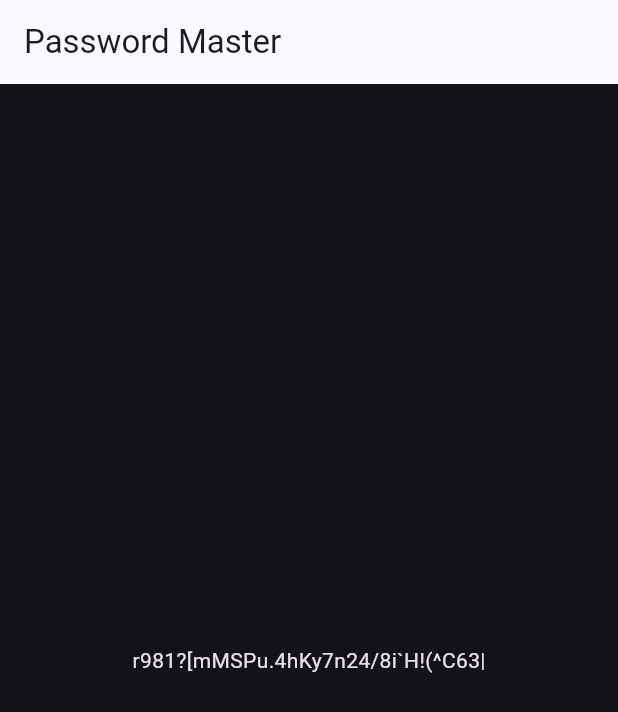
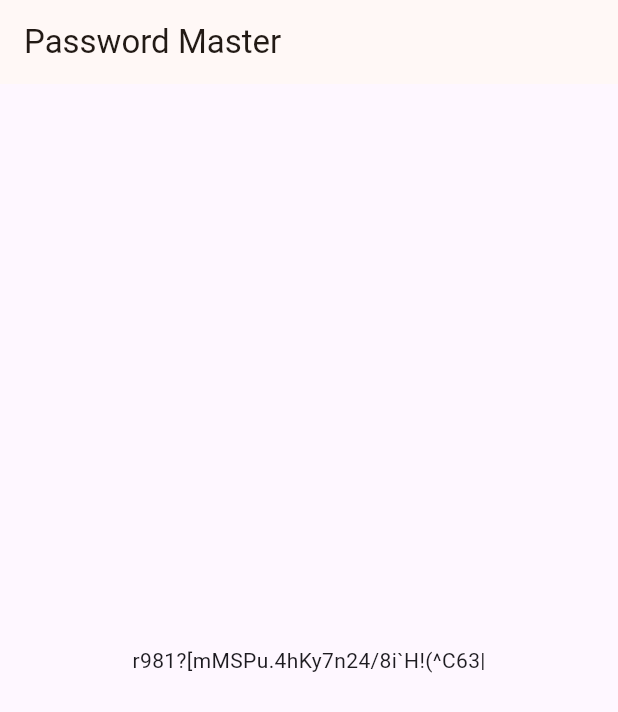
Before and after one commit to MasterHiei/password_master, a Flutter app: the screen it shows after launch, on a phone screen of 412 x 824 dp. Shown: the top 712 px of the screen. Run offline on Flutter 3.47's test engine with Material 3 defaults, Android fonts, the phone set to English and light mode, and no system bars; our stand-ins replace auto_route, easy_localization, flutter_riverpod, flutter_screenutil, riverpod_annotation; generated files the repository leaves out were written again.

Commit message:
chore: minor fixes

```diff
--- a/lib/password_master_app.dart
+++ b/lib/password_master_app.dart
@@ -5,7 +5,6 @@ import 'package:flutter_riverpod/flutter_riverpod.dart';
 import 'core/enums/i18n.dart';
 import 'core/routing/app_router.dart';
 import 'core/theme/app_theme.dart';
-import 'generated/locale_keys.g.dart';
 
 class PasswordMasterApp extends ConsumerWidget {
   const PasswordMasterApp({super.key});
@@ -14,8 +13,8 @@ class PasswordMasterApp extends ConsumerWidget {
   Widget build(BuildContext context, WidgetRef ref) {
     return MaterialApp.router(
       routerConfig: ref.read(routerProvider).config(),
-      title: LocaleKeys.app_title.tr(),
-      theme: AppTheme.dark,
+      theme: AppTheme.light,
+      darkTheme: AppTheme.dark,
       locale: context.locale,
       localizationsDelegates: context.localizationDelegates,
       supportedLocales: I18n.locales,
--- a/pubspec.yaml
+++ b/pubspec.yaml
@@ -9,7 +9,6 @@ environment:
   sdk: ">=3.3.0 <4.0.0"
 
 dependencies:
-  animated_text_kit: 4.2.2
   auto_route: 7.8.4
   cupertino_icons: 1.0.6
   dartx: 1.2.0
```
Also changed, not shown: lib/core/gen/assets.gen.dart (added, +12 -0 lines), 1 other file.
